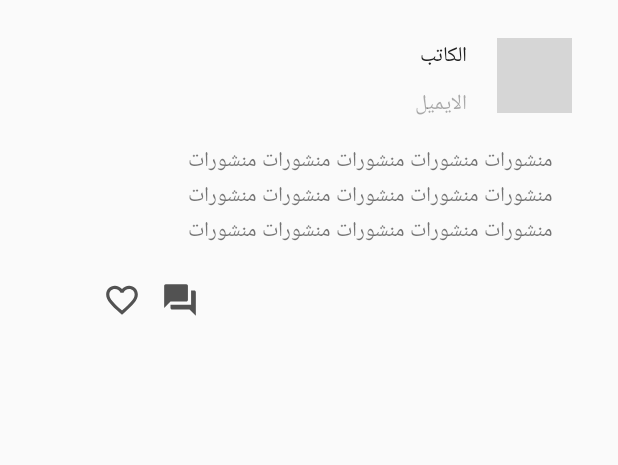
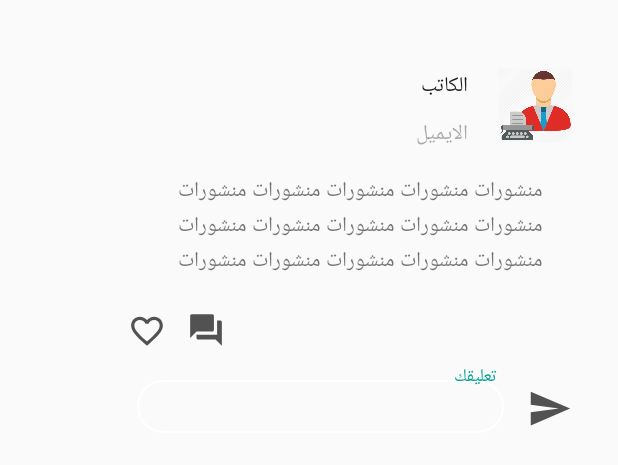
Before and after one commit to SeyfGoumeida/APPCoronaWatch, an Android app: the layout rv_home_article.xml on its own in the app's theme, with its tools: preview values and no code run, on a phone screen of 412 x 824 dp. Shown: the top 465 px of the screen. Run offline under Robolectric (Android 15) with nearby library versions, the phone set to English and light mode, and no system bars; plain views replace ReadMoreTextView; network calls fail; grey boxes are pictures that could not be loaded.

Commit message:
[FIX] Articles interface design

```diff
--- /dev/null
+++ b/app/src/main/res/drawable/ic_send_black_24dp.xml
@@ -0,0 +1,5 @@
+<vector android:height="24dp" android:tint="#525252"
+    android:viewportHeight="24.0" android:viewportWidth="24.0"
+    android:width="24dp" xmlns:android="http://schemas.android.com/apk/res/android">
+    <path android:fillColor="#FF000000" android:pathData="M2.01,21L23,12 2.01,3 2,10l15,2 -15,2z"/>
+</vector>
--- a/app/src/main/res/drawable/rounded_frame.xml
+++ b/app/src/main/res/drawable/rounded_frame.xml
@@ -1,6 +1,6 @@
 <?xml version="1.0" encoding="utf-8"?>
 <shape xmlns:android="http://schemas.android.com/apk/res/android" android:shape="rectangle">
-    <corners android:radius="18dp" />
-    <stroke android:width="1dp" />
+    <corners android:radius="18dp" android:color="#ffffffff"/>
+    <stroke android:width="1dp" android:color="#ffffffff"/>
 
 </shape>
--- a/app/src/main/res/drawable/rounded_picture.xml
+++ b/app/src/main/res/drawable/rounded_picture.xml
@@ -1,6 +1,6 @@
 <?xml version="1.0" encoding="utf-8"?>
 <shape xmlns:android="http://schemas.android.com/apk/res/android" android:shape="rectangle">
-    <corners android:radius="40dp" />
-    <stroke android:width="1dp" />
+    <corners android:radius="40dp" android:color="#ffffffff" />
+    <stroke android:width="1dp" android:color="#ffffffff" />
 
 </shape>
--- a/app/src/main/res/layout/rv_home_article.xml
+++ b/app/src/main/res/layout/rv_home_article.xml
@@ -4,10 +4,40 @@
     xmlns:tools="http://schemas.android.com/tools"
     android:layout_width="match_parent"
     android:layout_height="wrap_content"
-    android:layout_marginTop="20dp"
+    android:layout_marginLeft="10dp"
+    android:layout_marginTop="40dp"
     android:layout_marginRight="10dp"
-    android:layout_marginBottom="20dp"
     android:padding="5dp">
+
+    <LinearLayout
+        android:layout_width="306dp"
+        android:layout_height="wrap_content"
+        android:orientation="horizontal"
+        app:layout_constraintBottom_toTopOf="@+id/comments_recyclerView"
+        app:layout_constraintEnd_toEndOf="@+id/article_picture"
+        app:layout_constraintTop_toBottomOf="@+id/comment_button">
+
+        <com.google.android.material.textfield.TextInputLayout
+            android:layout_width="275dp"
+            android:layout_height="wrap_content"
+            android:padding="10dp">
+
+            <com.google.android.material.textfield.TextInputEditText
+                android:layout_width="match_parent"
+                android:layout_height="wrap_content"
+                android:layout_margin="5dp"
+                android:background="@drawable/rounded_frame"
+                android:hint="تعليقك"
+                android:padding="5dp" />
+        </com.google.android.material.textfield.TextInputLayout>
+
+        <Button
+            android:id="@+id/submit_comment_button"
+            android:layout_width="30dp"
+            android:layout_height="30dp"
+            android:background="@drawable/ic_send_black_24dp" />
+
+    </LinearLayout>
 
     <TextView
         android:id="@+id/profil_name"
@@ -36,6 +66,7 @@
 
     <ImageView
         android:id="@+id/profil_picture"
+        style="@style/ProfilPictureStyle"
         android:layout_width="50dp"
         android:layout_height="50dp"
         android:layout_weight="1"
@@ -74,17 +105,24 @@
             app:trimExpandedText="اقرا اقل"
             app:trimLength="100"
             app:trimMode="trimModeLength" />
+
+        <FrameLayout
+            android:layout_width="match_parent"
+            android:layout_height="match_parent">
+
+        </FrameLayout>
     </androidx.constraintlayout.widget.ConstraintLayout>
 
     <ImageView
         android:id="@+id/article_picture"
-        android:layout_width="330dp"
-        android:layout_height="186dp"
+        style="@style/ProfilPictureStyle"
+        android:layout_width="307dp"
+        android:layout_height="176dp"
         android:layout_weight="1"
-        android:background="@drawable/rounded_frame"
+        android:background="@drawable/covid19"
         app:layout_constraintBottom_toBottomOf="@+id/profil_picture"
         app:layout_constraintEnd_toEndOf="@+id/profil_picture"
-        app:layout_constraintHorizontal_bias="0.975"
+        app:layout_constraintHorizontal_bias="1.0"
         app:layout_constraintStart_toStartOf="@+id/profil_picture"
         app:layout_constraintTop_toBottomOf="@+id/constraintLayout"
         app:layout_constraintVertical_bias="0.0" />
@@ -108,26 +146,28 @@
         android:layout_width="25dp"
         android:layout_height="25dp"
         android:layout_marginTop="8dp"
-        android:layout_marginEnd="256dp"
-        android:layout_marginRight="256dp"
+        android:layout_marginEnd="232dp"
+        android:layout_marginRight="232dp"
         android:layout_marginBottom="4dp"
         android:layout_weight="1"
         android:background="@drawable/ic_forum_black_24dp"
         app:layout_constraintBottom_toTopOf="@+id/comments_recyclerView"
         app:layout_constraintEnd_toEndOf="@+id/article_picture"
         app:layout_constraintTop_toBottomOf="@+id/article_picture"
-        app:layout_constraintVertical_bias="1.0" />
+        app:layout_constraintVertical_bias="0.047" />
 
     <androidx.recyclerview.widget.RecyclerView
         android:id="@+id/comments_recyclerView"
-        android:layout_width="336dp"
-        android:layout_height="wrap_content"
-        android:layout_marginBottom="44dp"
+        android:layout_width="306dp"
+        android:layout_height="111dp"
+        android:layout_marginBottom="16dp"
         android:visibility="visible"
         app:layout_constraintBottom_toBottomOf="parent"
         app:layout_constraintEnd_toEndOf="@+id/profil_picture"
-        app:layout_constraintHorizontal_bias="0.965"
-        app:layout_constraintStart_toStartOf="@+id/profil_picture" />
+        app:layout_constraintHorizontal_bias="1.0"
+        app:layout_constraintStart_toStartOf="@+id/profil_picture">
+
+    </androidx.recyclerview.widget.RecyclerView>
 
 
 </androidx.constraintlayout.widget.ConstraintLayout>
--- a/app/src/main/res/values/styles.xml
+++ b/app/src/main/res/values/styles.xml
@@ -25,9 +25,7 @@
 
 
     <style name="ProfilPictureStyle">
-        <item name="android:textColor">#202020</item>
-        <item name="android:radius"> 25dp </item>
-        <item name="android:background">#009688</item>
+        <item name="android:radius"> 20dp </item>
 
     </style>
     <style name="ProfilNameStyle">
```
Also changed, not shown: app/src/main/res/drawable/covid19.png (added), app/src/main/res/drawable/writer_icon.png (added).
